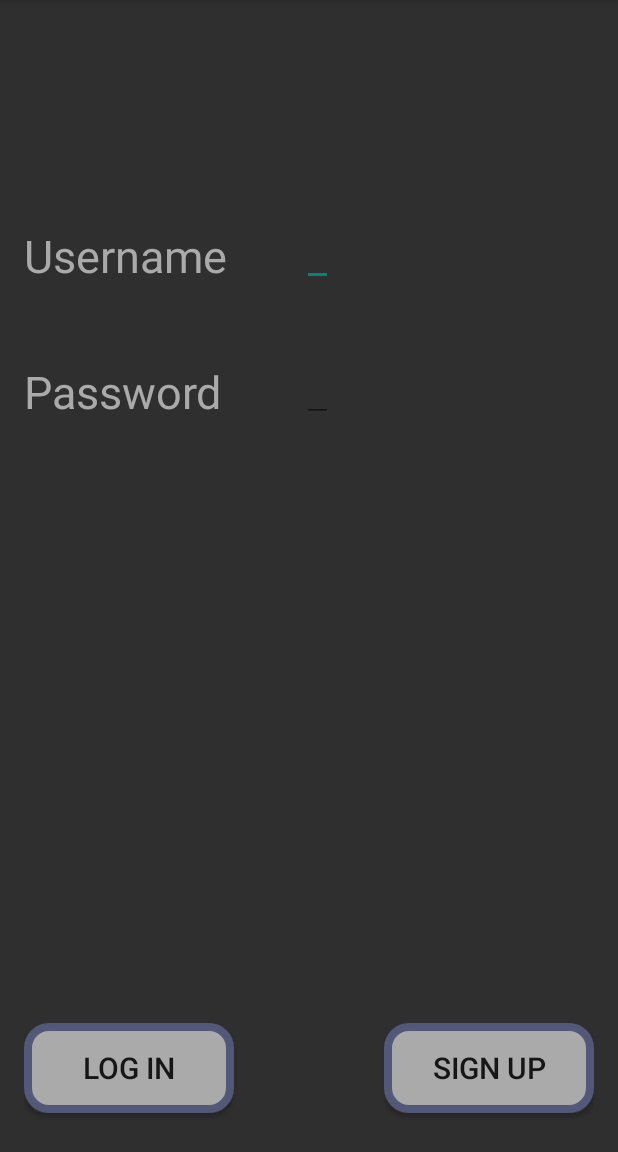
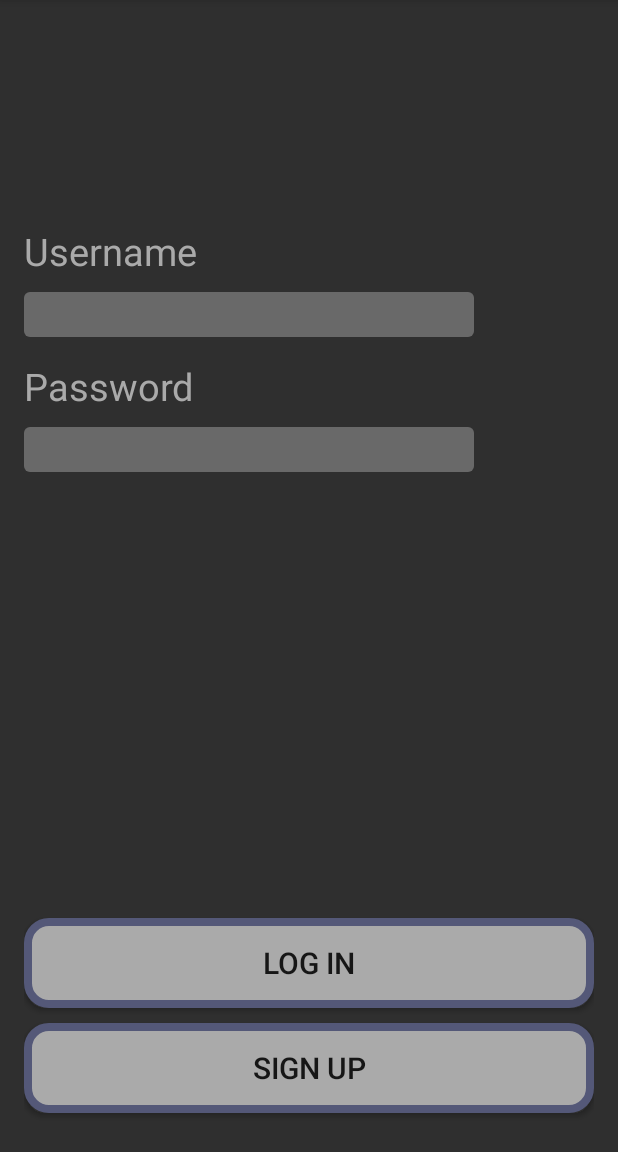
Before and after one commit to eduardoneira/Macho-Drive, an Android app: the screen it shows after launch (MainActivity), after a tap on "LOG IN", on a phone screen of 412 x 824 dp, the part 84-1236 px from its top. Run offline under Robolectric (Android 15) with nearby library versions, the phone set to English and light mode, and no system bars.

Commit message:
Mejora del diseño. Ahora manda sign up tambien. #13 #19

```diff
--- a/Cliente/app/src/main/java/taller2/fiuba/cliente/activity/MainActivity.java
+++ b/Cliente/app/src/main/java/taller2/fiuba/cliente/activity/MainActivity.java
@@ -64,7 +64,14 @@ public class MainActivity extends AppCompatActivity {
 
 
     public void signUp(View view){
-        Intent signupActivity = new Intent(this, SignUpActivity.class);
-        startActivity(signupActivity);
+        Map mapa = new HashMap();
+        mapa.put("username", ((EditText) findViewById(R.id.usernameField)).getText().toString());
+        mapa.put("password", ((EditText)findViewById(R.id.passwordField)).getText().toString());
+        JSONObject json = new JSONObject(mapa);
+        Request request = new Request("POST", "/users", json);
+        JSONObject response = request.send();
+        try{
+            System.out.println(response.get("status"));
+        } catch (JSONException e){}
     }
 }
--- a/Cliente/app/src/main/java/taller2/fiuba/cliente/model/Request.java
+++ b/Cliente/app/src/main/java/taller2/fiuba/cliente/model/Request.java
@@ -14,6 +14,7 @@ import java.io.BufferedInputStream;
 import java.io.BufferedReader;
 import java.io.InputStream;
 import java.io.InputStreamReader;
+import java.io.OutputStreamWriter;
 import java.net.HttpURLConnection;
 import java.net.URL;
 import java.util.HashMap;
@@ -57,7 +58,15 @@ public class Request {
                 try {
                     URL url = new URL("http://10.0.2.2:8000"+path);
                     HttpURLConnection urlConnection = (HttpURLConnection) url.openConnection();
-                    urlConnection.setDoOutput(true);
+                    urlConnection.setRequestMethod(method);
+                    if (method == "POST" || method == "PUT"){
+                        urlConnection.setDoOutput(true);
+                        urlConnection.setRequestProperty("Content-Type", "application/json");
+                        OutputStreamWriter wr = new OutputStreamWriter(urlConnection.getOutputStream());
+                        wr.write(data.toString());
+                        wr.flush();
+                    }
+
                     InputStream is = urlConnection.getErrorStream();
                     if (is != null) {
                         BufferedReader reader = new BufferedReader(new InputStreamReader(is));
--- /dev/null
+++ b/Cliente/app/src/main/res/drawable/rectanglefield.xml
@@ -0,0 +1,25 @@
+<?xml version="1.0" encoding="utf-8"?>
+<shape xmlns:android="http://schemas.android.com/apk/res/android" android:shape="rectangle">
+    <corners
+        android:radius="4dp"
+        />
+    <gradient
+        android:angle="45"
+        android:centerX="0%"
+        android:centerColor="#696969"
+        android:startColor="#696969"
+        android:endColor="#696969"
+        android:type="linear"
+        />
+    <padding
+        android:left="0dp"
+        android:top="0dp"
+        android:right="0dp"
+        android:bottom="0dp"
+        />
+    <size
+        android:width="300dp"
+        android:height="30dp"
+        />
+
+</shape>
--- a/Cliente/app/src/main/res/layout/activity_main.xml
+++ b/Cliente/app/src/main/res/layout/activity_main.xml
@@ -8,8 +8,9 @@
     android:background="#cf000000"
     android:clickable="false">
 
+
     <Button
-        android:layout_width="140dp"
+        android:layout_width="match_parent"
         android:layout_height="wrap_content"
         android:text="Sign Up"
         android:id="@+id/signUp"
@@ -17,21 +18,22 @@
         android:background="@drawable/buttonshape"
         android:textSize="20dp"
         android:layout_alignParentBottom="true"
-        android:layout_alignParentRight="true"
-        android:layout_alignParentEnd="true"
         android:layout_marginBottom="10dp"/>
 
     <Button
-        android:layout_width="140dp"
+        android:layout_width="match_parent"
         android:layout_height="wrap_content"
         android:text="Log In"
         android:id="@+id/logIn"
         android:onClick="logIn"
         android:background="@drawable/buttonshape"
         android:textSize="20dp"
-        android:layout_alignTop="@+id/signUp"
         android:layout_alignParentLeft="true"
-        android:layout_alignParentStart="true" />
+        android:layout_above= "@+id/signUp"
+        android:layout_marginBottom="10dp"
+        android:elevation="16dp" />
+
+
 
     <TextView
         android:layout_width="wrap_content"
@@ -44,17 +46,18 @@
         android:layout_alignParentLeft="true"
         android:layout_alignParentStart="true"
         android:layout_marginTop="134dp"
-        android:textSize="30dp" />
+        android:textSize="25dp" />
 
     <EditText
         android:layout_width="wrap_content"
         android:layout_height="wrap_content"
+        android:background="@drawable/rectanglefield"
         android:textColor="#aaaaaa"
         android:id="@+id/usernameField"
-        android:layout_alignBottom="@+id/username"
-        android:layout_toRightOf="@+id/username"
-        android:layout_toEndOf="@+id/username"
-        android:layout_marginLeft="50dp"/>
+        android:layout_below="@+id/username"
+        android:layout_marginTop = "10dp"
+        android:paddingLeft="10dp"
+        />
 
     <TextView
         android:layout_width="wrap_content"
@@ -63,20 +66,23 @@
         android:text="Password"
         android:textColor="#aaaaaa"
         android:id="@+id/password"
-        android:layout_below="@+id/username"
+        android:layout_below="@+id/usernameField"
         android:layout_alignParentLeft="true"
-        android:layout_marginTop="50dp"
-        android:textSize="30dp" />
+        android:layout_marginTop="15dp"
+        android:textSize="25dp" />
 
     <EditText
         android:layout_width="wrap_content"
         android:layout_height="wrap_content"
-        android:layout_alignBottom="@+id/password"
+        android:layout_below="@+id/password"
+        android:background="@drawable/rectanglefield"
         android:textColor="#aaaaaa"
         android:id="@+id/passwordField"
         android:layout_toRightOf="@+id/password"
         android:layout_toEndOf="@+id/password"
         android:layout_alignLeft="@+id/usernameField"
+        android:layout_marginTop = "10dp"
+        android:paddingLeft="10dp"
         />
 
 
```
